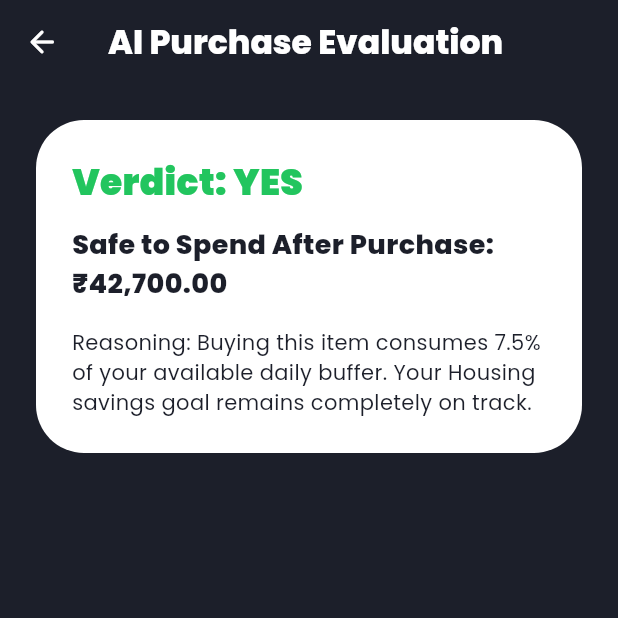
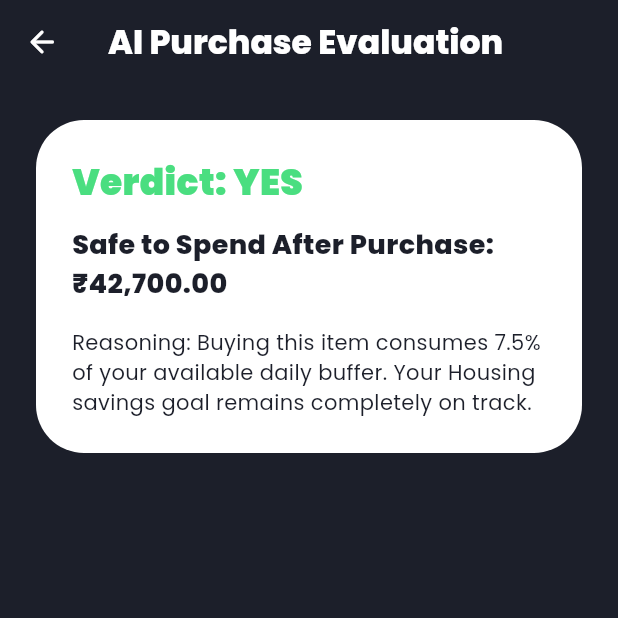
Before and after one commit to siddharth10-dev/financial-copilot-backend, a Flutter app: the AiResultScreen screen opened by its route, on a phone screen of 412 x 824 dp, the top half of it. Run offline on Flutter 3.47's test engine with Material 3 defaults, Android fonts, the light colour scheme and no system bars; our stand-ins replace fl_chart, go_router, google_fonts.

Commit message:
feat: align color palette and add monthly plan route to go_router architecture

```diff
--- a/slora_app/lib/core/app_router.dart
+++ b/slora_app/lib/core/app_router.dart
@@ -22,6 +22,7 @@ import '../screens/shared/notifications_screen.dart';
 import '../screens/shared/add_goal_screen.dart';
 import '../screens/shared/transaction_details_screen.dart';
 import '../screens/shared/ai_result_screen.dart';
+import '../screens/shared/monthly_plan_screen.dart';
 
 class AppRouter {
   static final GoRouter router = GoRouter(
@@ -62,6 +63,7 @@ class AppRouter {
         ),
       ),
       GoRoute(path: '/ai-result', builder: (context, state) => const AiResultScreen()),
+      GoRoute(path: '/monthly-plan', builder: (context, state) => const MonthlyPlanScreen()),
     ],
   );
 }
--- a/slora_app/lib/theme/app_colors.dart
+++ b/slora_app/lib/theme/app_colors.dart
@@ -15,9 +15,9 @@ class AppColors {
   static const Color pinkOrange = Color(0xFFFF7A59);
 
   // Financial Status Colors
-  static const Color successGreen = Color(0xFF22C55E);
-  static const Color warningOrange = Color(0xFFF97316);
-  static const Color errorRed = Color(0xFFEF4444);
+  static const Color successGreen = Color(0xFF4ADE80);
+  static const Color warningOrange = Color(0xFFFB923C);
+  static const Color errorRed = Color(0xFFF87171);
 
   // Text Colors
   static const Color textDark = Color(0xFF1C1F2A);
```
Also changed, not shown: slora_app/lib/screens/shared/monthly_plan_screen.dart (added, +31 -0 lines).
